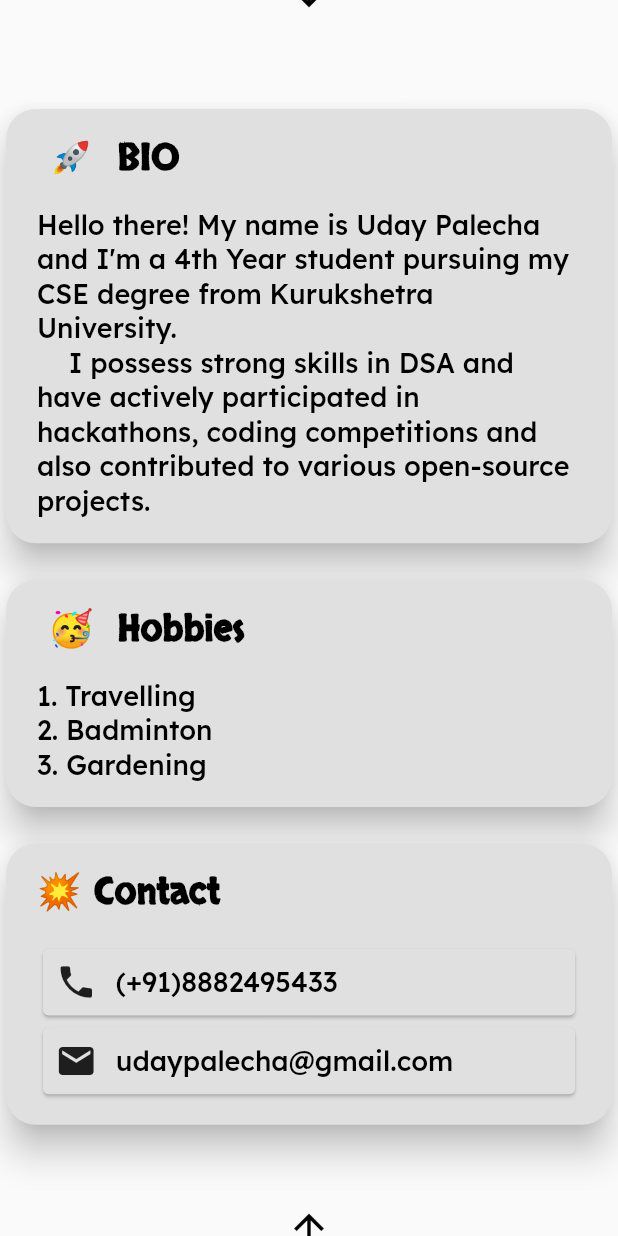
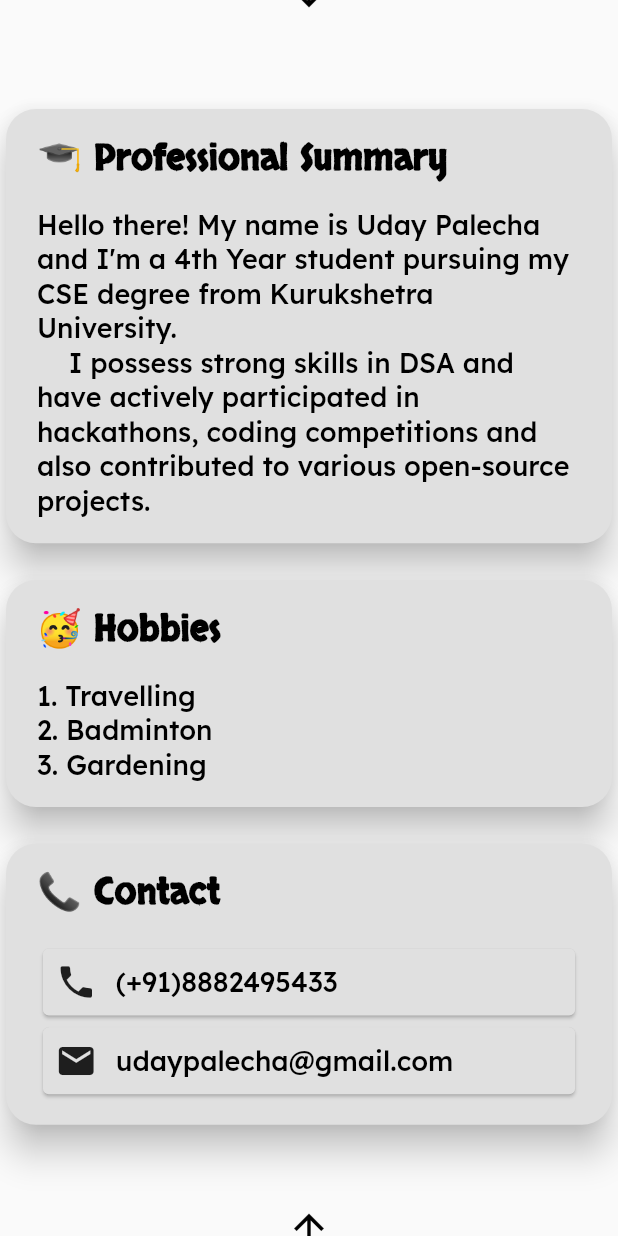
Before and after one commit to udaypalecha/Uday-Portfolio-App, a Flutter app: the screen it shows after launch, scrolled down 576 dp, on a phone screen of 412 x 824 dp. Run offline on Flutter 3.47's test engine with Material 2 defaults, Android fonts, the phone set to English and light mode, and no system bars; our stand-ins replace percent_indicator.

Commit message:
Update and add AppStrings (Heading)

```diff
--- a/lib/Utils/app_string.dart
+++ b/lib/Utils/app_string.dart
@@ -1,9 +1,9 @@
-
 class AppString{
   AppString._();
 
-  static const String   ProfileAsset = "asset/r j.jpg";
-  static const String   BioScreen =  " 🚀  BIO";
-  static const String  HobbiesScreen = " 🥳  Hobbies";
-  static const String  ContactScreen = "💥 Contact";
+  static const String ProfileAsset = "asset/Uday_Palecha.jpg";
+  static const String BioScreen =  "🎓 Professional Summary";
+  static const String HobbiesScreen = "🥳 Hobbies";
+  static const String ContactScreen = "📞 Contact";
+  static const String ProjectsScreen = "📚 Projects";
 }
```
